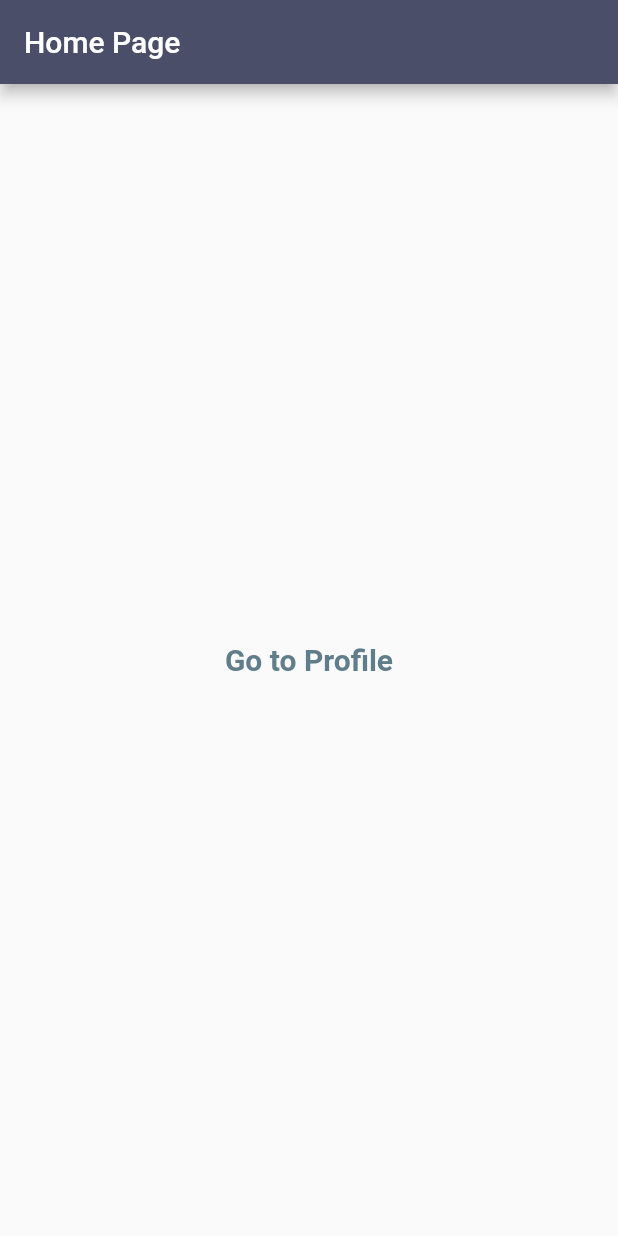
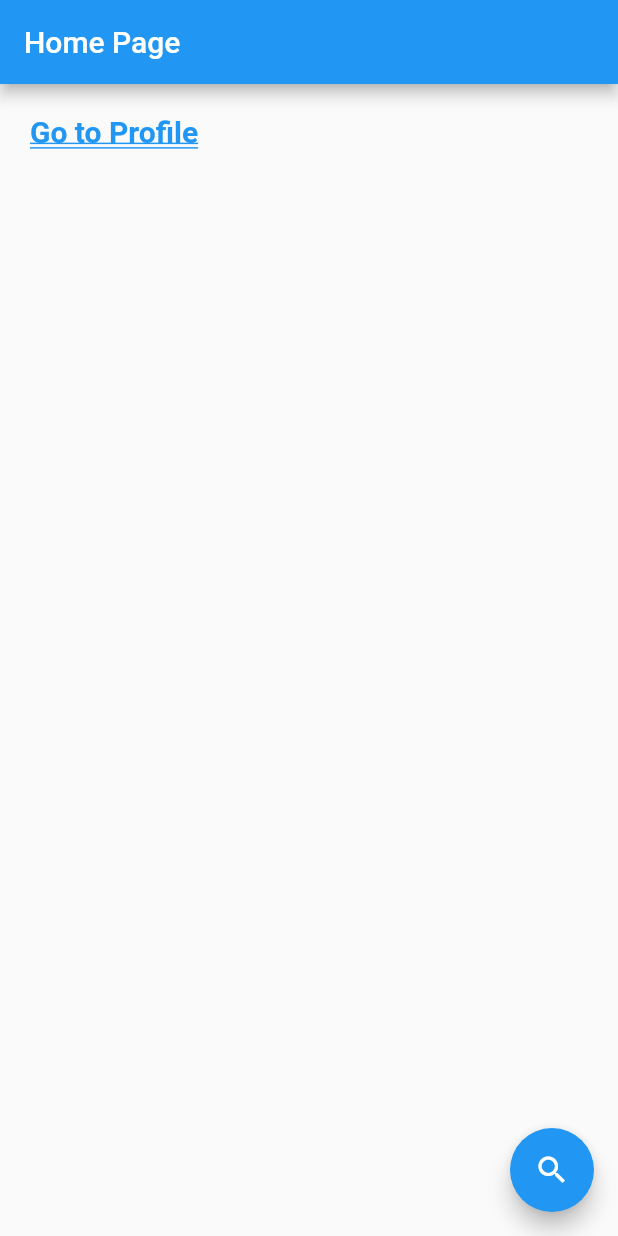
Before and after one commit to ABNarwal/MelaKDB, a Flutter app: the HomePage screen opened directly, on a phone screen of 412 x 824 dp. Run offline on Flutter 3.47's test engine with Material 2 defaults, Android fonts, the phone set to English and light mode, and no system bars; our stand-ins replace file_picker, firebase_auth, firebase_core, fluttertoast, get, google_sign_in and 3 more; accounts and stored records are empty; network calls fail.

Commit message:
floating action button search

```diff
--- a/lib/Models/userRegistration.dart
+++ b/lib/Models/userRegistration.dart
@@ -41,7 +41,7 @@ class UserRegistration {
   String team;
   String category;
   String gsTNo;
-  dynamic gsTCertificate;
+  String gsTCertificate;
   String photo;
 
   factory UserRegistration.fromJson(Map<String, dynamic> json) =>
--- a/lib/main.dart
+++ b/lib/main.dart
@@ -34,7 +34,6 @@ Future<void> main() async {
 class MyApp extends StatelessWidget {
   @override
   Widget build(BuildContext context) => Scaffold(
-        //body: ShopAlloc(),
-        body: DropDownSearch(),
-      );
+      //body: ShopAlloc(),
+      body: HomePage());
 }
--- a/lib/pages/home.dart
+++ b/lib/pages/home.dart
@@ -1,6 +1,7 @@
 import 'package:flutter/material.dart';
 import 'package:mgmt/pages/login.dart';
 import 'package:mgmt/pages/profile.dart';
+import 'package:mgmt/pages/searchDropdown.dart';
 import 'package:mgmt/pages/shopalloc.dart';
 import 'package:google_sign_in/google_sign_in.dart';
 
@@ -16,13 +17,12 @@ class _HomePageState extends State<HomePage> {
   Widget build(BuildContext context) => Scaffold(
         appBar: AppBar(
           title: const Text('Home Page'),
-          backgroundColor: Color(0xff4a4e69),
+          backgroundColor: Colors.blue,
         ),
-        body: Center(
-          child: Padding(
+        body: Padding(
           padding: EdgeInsets.all(20.0),
           child: Column(
-              mainAxisAlignment: MainAxisAlignment.center,
+            mainAxisAlignment: MainAxisAlignment.start,
             crossAxisAlignment: CrossAxisAlignment.center,
             children: [
               GestureDetector(
@@ -39,12 +39,22 @@ class _HomePageState extends State<HomePage> {
                   style: TextStyle(
                       fontWeight: FontWeight.bold,
                       fontSize: 20,
-                        color: Colors.blueGrey),
+                      color: Colors.blue,
+                      decorationStyle: TextDecorationStyle.double,
+                      decoration: TextDecoration.underline),
                 ),
               ),
             ],
           ),
         ),
+        floatingActionButton: FloatingActionButton(
+          onPressed: (() {
+            Navigator.push(
+              context,
+              MaterialPageRoute(builder: (context) => DropDownSearch()),
+            );
+          }),
+          child: Icon(Icons.search),
         ),
       );
 }
```
Also changed, not shown: lib/pages/searchDropdown.dart (+27 -26 lines). Lines whose indentation alone changed are shown as unchanged.
